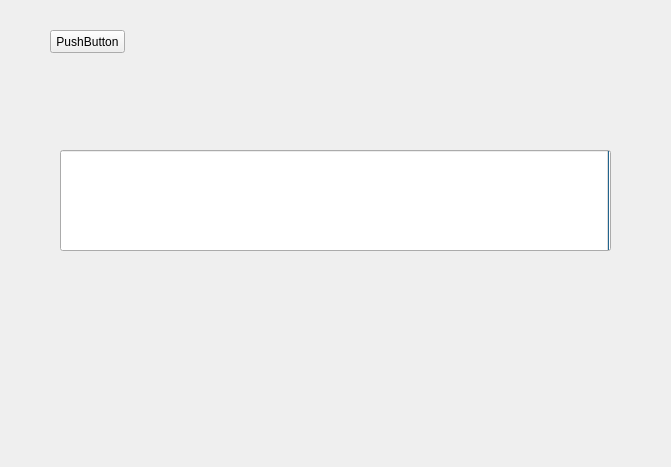
Qt form zxcv/testQthread/widget.ui (qyslamd/yi-guai) before a commit.
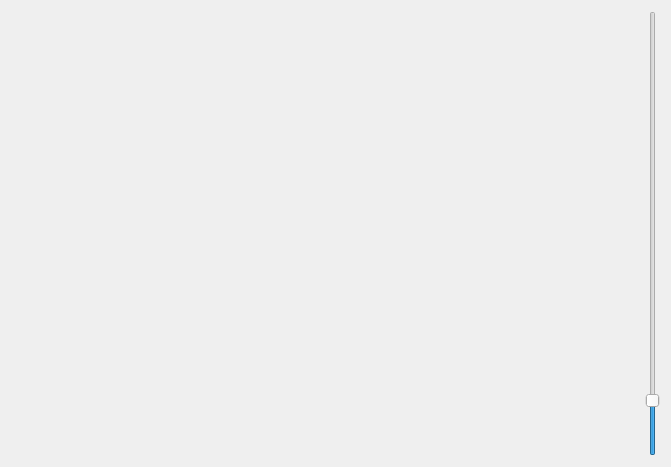
The same form after that commit.

Patch:
```diff
--- a/zxcv/testQthread/widget.ui
+++ b/zxcv/testQthread/widget.ui
@@ -13,38 +13,40 @@
   <property name="windowTitle">
    <string>Widget</string>
   </property>
-  <widget class="QProgressBar" name="progressBar">
-   <property name="geometry">
-    <rect>
-     <x>60</x>
-     <y>150</y>
-     <width>551</width>
-     <height>101</height>
-    </rect>
+  <layout class="QHBoxLayout" name="horizontalLayout">
+   <item>
+    <spacer name="horizontalSpacer">
+     <property name="orientation">
+      <enum>Qt::Horizontal</enum>
+     </property>
+     <property name="sizeHint" stdset="0">
+      <size>
+       <width>622</width>
+       <height>20</height>
+      </size>
+     </property>
+    </spacer>
+   </item>
+   <item>
+    <widget class="QSlider" name="verticalSlider">
+     <property name="minimum">
+      <number>50</number>
    </property>
    <property name="maximum">
-    <number>101</number>
+      <number>500</number>
+     </property>
+     <property name="singleStep">
+      <number>2</number>
    </property>
    <property name="value">
-    <number>0</number>
-   </property>
-   <property name="invertedAppearance">
-    <bool>true</bool>
-   </property>
-  </widget>
-  <widget class="QPushButton" name="pushButton">
-   <property name="geometry">
-    <rect>
-     <x>50</x>
-     <y>30</y>
-     <width>75</width>
-     <height>23</height>
-    </rect>
-   </property>
-   <property name="text">
-    <string>PushButton</string>
-   </property>
-  </widget>
+      <number>100</number>
+     </property>
+     <property name="orientation">
+      <enum>Qt::Vertical</enum>
+     </property>
+    </widget>
+   </item>
+  </layout>
  </widget>
  <resources/>
  <connections/>
```
Lines whose indentation alone changed are shown as unchanged.
